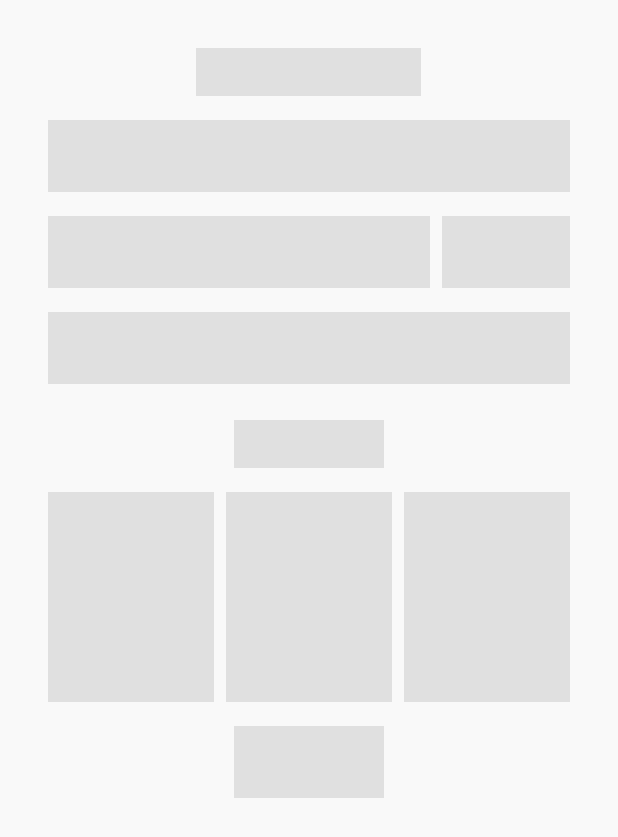
After one commit to Than0s-op/ParkPilot_Business, an Android app: the layout shimmer_add_free_spot.xml on its own in the app's theme, with its tools: preview values and no code run, on a phone screen of 412 x 824 dp. The commit adds this screen. Shown: the top 837 px of the screen. Run offline under Robolectric (Android 15) with nearby library versions, the phone set to English and light mode, and no system bars.

Commit message:
shimmer effect added in add spot

```diff
--- a/app/src/main/java/com/application/parkpilotreg/viewModel/AddFreeSpotViewModel.kt
+++ b/app/src/main/java/com/application/parkpilotreg/viewModel/AddFreeSpotViewModel.kt
@@ -30,9 +30,11 @@ class AddFreeSpotViewModel : ViewModel() {
             marker.position = it
         }
     }
-    fun getFreeSpot(documentId:String){
+
+    fun getFreeSpot(documentId: String, onComplete: () -> Unit) {
         viewModelScope.launch {
             freeSpot.value = freeSpotStore.get(documentId)
+            onComplete()
         }
     }
 
--- /dev/null
+++ b/app/src/main/res/layout/shimmer_add_free_spot.xml
@@ -0,0 +1,102 @@
+<?xml version="1.0" encoding="utf-8"?>
+<com.facebook.shimmer.ShimmerFrameLayout xmlns:android="http://schemas.android.com/apk/res/android"
+    xmlns:app="http://schemas.android.com/apk/res-auto"
+    android:layout_width="match_parent"
+    android:layout_height="match_parent"
+    android:layout_margin="16dp"
+    app:shimmer_auto_start="true">
+
+    <androidx.appcompat.widget.LinearLayoutCompat
+        android:layout_width="match_parent"
+        android:layout_height="wrap_content"
+        android:orientation="vertical"
+        android:padding="16dp">
+
+        <!-- Card Title Placeholder -->
+        <View
+            android:layout_width="150dp"
+            android:layout_height="32dp"
+            android:layout_gravity="center_horizontal"
+            android:background="#E0E0E0" />
+
+        <!-- Land Mark Text Placeholder -->
+        <View
+            android:layout_width="match_parent"
+            android:layout_height="48dp"
+            android:layout_marginTop="16dp"
+            android:background="#E0E0E0" />
+
+        <!-- Address Field and Button Placeholder -->
+        <LinearLayout
+            android:layout_width="match_parent"
+            android:layout_height="wrap_content"
+            android:layout_marginTop="16dp"
+            android:orientation="horizontal">
+
+            <View
+                android:layout_width="0dp"
+                android:layout_height="48dp"
+                android:layout_weight="0.6"
+                android:background="#E0E0E0" />
+
+            <View
+                android:layout_width="0dp"
+                android:layout_height="48dp"
+                android:layout_marginStart="8dp"
+                android:layout_weight="0.2"
+                android:background="#E0E0E0" />
+        </LinearLayout>
+
+        <!-- Policies Field Placeholder -->
+        <View
+            android:layout_width="match_parent"
+            android:layout_height="48dp"
+            android:layout_marginTop="16dp"
+            android:background="#E0E0E0" />
+
+        <!-- Images Section Placeholder -->
+        <View
+            android:layout_width="100dp"
+            android:layout_height="32dp"
+            android:layout_gravity="center_horizontal"
+            android:layout_marginTop="24dp"
+            android:background="#E0E0E0" />
+
+        <LinearLayout
+            android:layout_width="match_parent"
+            android:layout_height="140dp"
+            android:layout_marginTop="16dp"
+            android:orientation="horizontal">
+
+            <View
+                android:layout_width="0dp"
+                android:layout_height="match_parent"
+                android:layout_marginEnd="8dp"
+                android:layout_weight="1"
+                android:background="#E0E0E0" />
+
+            <View
+                android:layout_width="0dp"
+                android:layout_height="match_parent"
+                android:layout_marginEnd="8dp"
+                android:layout_weight="1"
+                android:background="#E0E0E0" />
+
+            <View
+                android:layout_width="0dp"
+                android:layout_height="match_parent"
+                android:layout_weight="1"
+                android:background="#E0E0E0" />
+        </LinearLayout>
+
+        <!-- Add Button Placeholder -->
+        <View
+            android:layout_width="100dp"
+            android:layout_height="48dp"
+            android:layout_gravity="center_horizontal"
+            android:layout_marginTop="16dp"
+            android:background="#E0E0E0" />
+
+    </androidx.appcompat.widget.LinearLayoutCompat>
+
+</com.facebook.shimmer.ShimmerFrameLayout>
```
Also changed, not shown: app/src/main/java/com/application/parkpilotreg/activity/AddFreeSpot.kt (+14 -1 lines), app/src/main/java/com/application/parkpilotreg/adapter/FreeSpotListAdapter.kt (+23 -1 lines), app/src/main/res/layout/add_free_spot.xml (+20 -6 lines), app/src/main/res/layout/free_spot_list_item.xml (+9 -0 lines).
